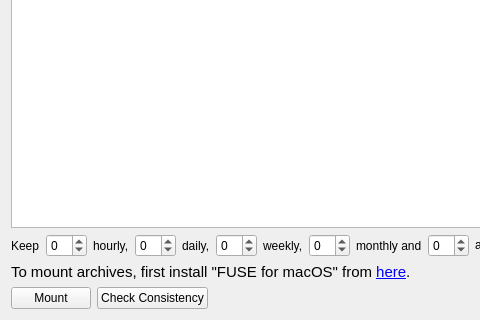
First picture: the form in src/vorta/assets/UI/archivetab.ui, repository borgbase/vorta, before the edit; both pictures show x 0 to 480 and y 194 to 514 of the 799 by 514 pixel window.
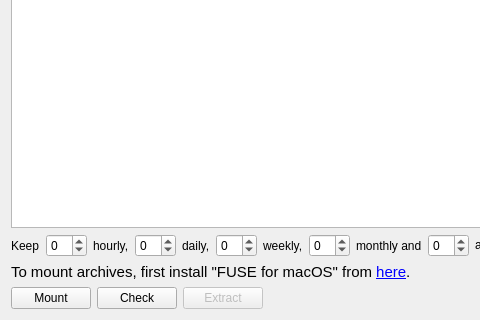
Second picture: the form after the edit. Icons and pictures are not drawn.

Commit message: Start adding extract subcommand in Archive tab. #26

What changed in the file:
```diff
--- a/src/vorta/assets/UI/archivetab.ui
+++ b/src/vorta/assets/UI/archivetab.ui
@@ -236,7 +236,7 @@
      <item>
       <widget class="QPushButton" name="checkButton">
        <property name="text">
-        <string>Check Consistency</string>
+        <string>Check</string>
        </property>
        <property name="icon">
         <iconset>
@@ -244,6 +244,20 @@
        </property>
       </widget>
      </item>
+     <item>
+      <widget class="QPushButton" name="pushButton">
+       <property name="enabled">
+        <bool>false</bool>
+       </property>
+       <property name="text">
+        <string>Extract</string>
+       </property>
+       <property name="icon">
+        <iconset resource="../icons/collection.qrc">
+         <normaloff>:/icons/cloud-download.svg</normaloff>:/icons/cloud-download.svg</iconset>
+       </property>
+      </widget>
+     </item>
      <item>
       <spacer name="horizontalSpacer">
        <property name="orientation">
```
Left out of the diff: 8 changed lines with no effect on the pictures. The commit also changes 8 other files.
